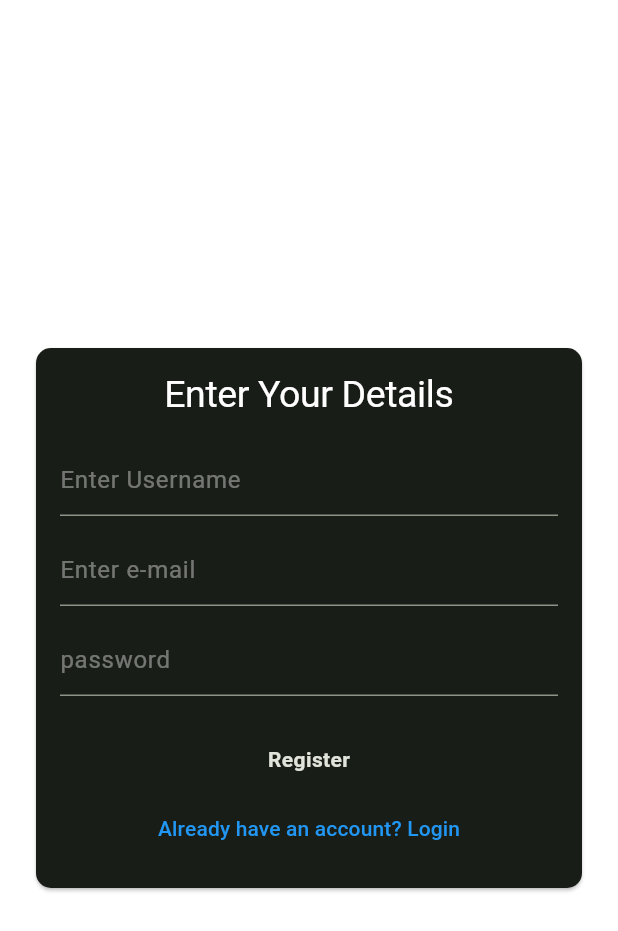
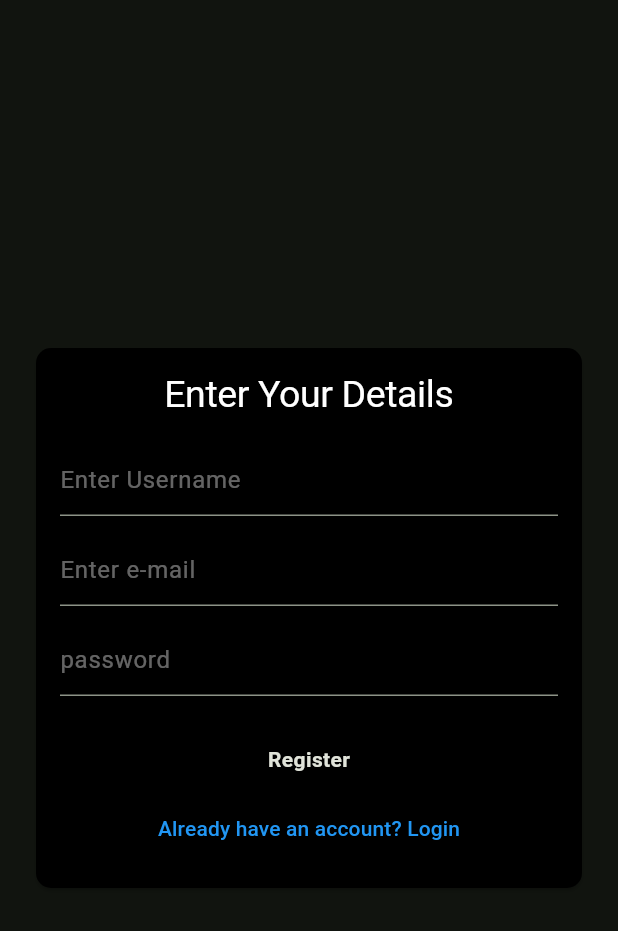
Before and after one commit to Somnathumapathi/Status200, a Flutter app: the screen it shows after launch, after a tap on an icon or button, on a phone screen of 412 x 824 dp. Shown: the top 931 px of the screen. Run offline on Flutter 3.47's test engine with Material 3 defaults, Android fonts, the light colour scheme and no system bars; our stand-ins replace cloud_firestore, firebase_auth, firebase_core, firebase_storage, get; missing offline and left inert: neopop; accounts and stored records are empty.

Commit message:
color of login and reg page

```diff
--- a/lib/views/screens/login_screen.dart
+++ b/lib/views/screens/login_screen.dart
@@ -3,7 +3,7 @@
 import 'package:neopop/widgets/buttons/neopop_tilted_button/neopop_tilted_button.dart';
 import 'package:status200/constants.dart';
 import 'package:status200/views/screens/register_screen.dart';
-
+//Color.fromARGB(255, 10, 56, 12)
 class LoginScreen extends StatelessWidget {
   LoginScreen({super.key});
   final TextEditingController _emailcontroller = TextEditingController();
@@ -12,6 +12,7 @@
   @override
   Widget build(BuildContext context) {
     return Scaffold(
+      //backgroundColor: Colors.amberAccent,
       body: Container(
         margin: EdgeInsets.symmetric(horizontal: 20),
         height: MediaQuery.of(context).size.height,
@@ -19,8 +20,8 @@
           mainAxisAlignment: MainAxisAlignment.center,
           children: [
             Card(
-              // color: Colors.black,
-              // elevation: 8.0,
+              color: Colors.black,
+              //elevation: 8.0,
               shape: RoundedRectangleBorder(
                 borderRadius: BorderRadius.circular(10.0),
               ),
@@ -67,7 +68,7 @@
                     ),
                     const SizedBox(height: 20),
                     NeoPopTiltedButton(
-                      color: Color.fromRGBO(9, 121, 105, 1),
+                      color: Color.fromARGB(255, 10, 56, 12),
                       onTapUp: () => authController.loginUser(
                           _emailcontroller.text, _passwordcontroller.text),
                       child: const Padding(
--- a/lib/views/screens/register_screen.dart
+++ b/lib/views/screens/register_screen.dart
@@ -13,15 +13,17 @@
 
   @override
   Widget build(BuildContext context) {
-    return Container(
+    return Scaffold(
+      //backgroundColor: Color.fromARGB(222, 19, 110, 24),
+      body: Container(
         margin: EdgeInsets.symmetric(horizontal: 20),
         height: MediaQuery.of(context).size.height,
         child: Column(
           mainAxisAlignment: MainAxisAlignment.center,
           children: [
             Card(
-            // color: Colors.black,
-            // elevation: 8.0,
+              color: Colors.black,
+              //elevation: 8.0,
               shape: RoundedRectangleBorder(
                 borderRadius: BorderRadius.circular(10.0),
               ),
@@ -81,7 +83,7 @@
                     ),
                     const SizedBox(height: 20),
                     NeoPopTiltedButton(
-                    color: Color.fromRGBO(9, 121, 105, 1),
+                      color: Color.fromARGB(255, 10, 56, 12),
                       onTapUp: () => authController.registerUser(
                           _usernamecontroller.text,
                           _emailcontroller.text,
@@ -112,6 +114,7 @@
             ),
           ],
         ),
+      ),
     );
   }
 }
```
Lines whose indentation alone changed are shown as unchanged.
